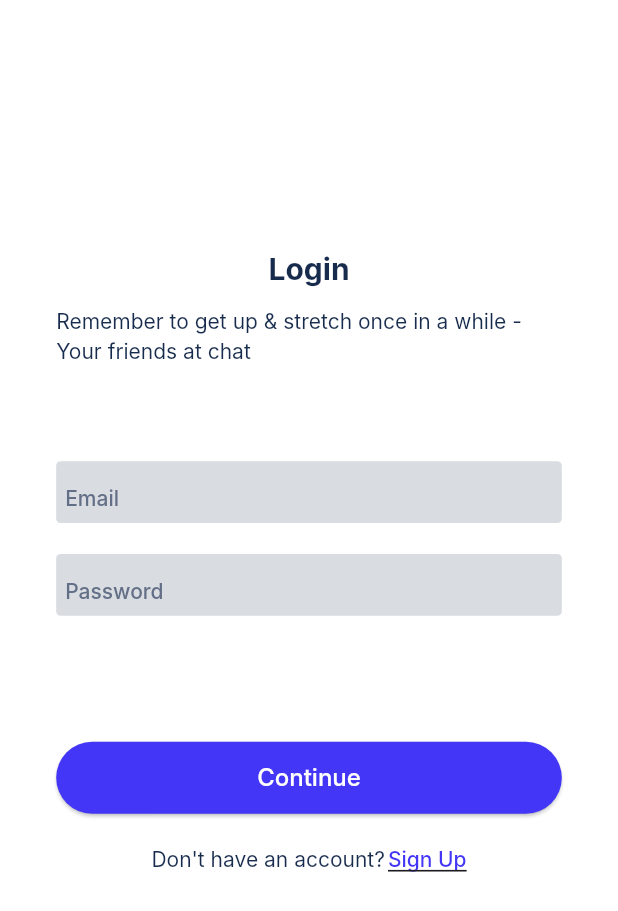
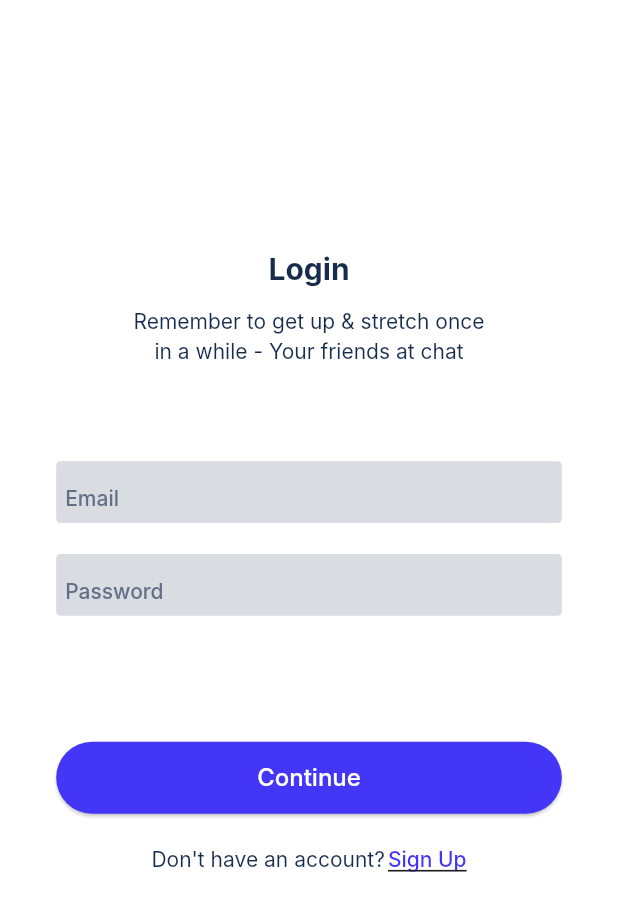
Before and after one commit to diilshadkt/chateo, a Flutter app: the screen it shows after launch, after a tap on "Log In", on a phone screen of 412 x 824 dp. Shown: the top 911 px of the screen. Run offline on Flutter 3.47's test engine with Material 3 defaults, Android fonts, the phone set to English and light mode, and no system bars; our stand-ins replace firebase_auth, firebase_core, flutter_hooks, flutter_riverpod, go_router, hooks_riverpod and 1 more; accounts and stored records are empty; generated files the repository leaves out were written again; Roboto replaces fonts that are missing (Inter).

```diff
--- a/lib/features/auth/view/pages/login_page.dart
+++ b/lib/features/auth/view/pages/login_page.dart
@@ -2,9 +2,7 @@ import 'package:chateo/core/constants/constants.dart';
 import 'package:chateo/core/themes/app_theme.dart';
 import 'package:chateo/core/widgets/button_widget.dart';
 import 'package:chateo/core/widgets/textfield_widget.dart';
-import 'package:chateo/features/auth/view/pages/login_page.dart';
 import 'package:chateo/features/auth/view/pages/signup_page.dart';
-import 'package:chateo/features/auth/view/widgets/textfield_widget.dart';
 import 'package:flutter/material.dart';
 import 'package:flutter_riverpod/flutter_riverpod.dart';
 
@@ -37,9 +35,14 @@ class LoginPage extends ConsumerWidget {
                 SizedBox(
                   height: MediaQuery.sizeOf(context).height / 80,
                 ),
-                Text(
-                  constants.txtLoginSubHeading,
-                  style: typography.h100.copyWith(color: colors.text),
+                Padding(
+                  padding: EdgeInsets.symmetric(
+                      horizontal: MediaQuery.sizeOf(context).width / 8),
+                  child: Text(
+                    textAlign: TextAlign.center,
+                    constants.txtLoginSubHeading,
+                    style: typography.h100.copyWith(color: colors.text),
+                  ),
                 ),
                 SizedBox(
                   height: MediaQuery.sizeOf(context).height / 13,
--- a/lib/features/auth/view/pages/signup_page.dart
+++ b/lib/features/auth/view/pages/signup_page.dart
@@ -3,7 +3,6 @@ import 'package:chateo/core/themes/app_theme.dart';
 import 'package:chateo/core/widgets/button_widget.dart';
 import 'package:chateo/core/widgets/textfield_widget.dart';
 import 'package:chateo/features/auth/view/pages/login_page.dart';
-import 'package:chateo/features/auth/view/widgets/textfield_widget.dart';
 import 'package:flutter/material.dart';
 import 'package:flutter_riverpod/flutter_riverpod.dart';
 
```
Also changed, not shown: lib/features/auth/view/pages/forgot_password_page.dart (added, +12 -0 lines), lib/features/auth/view/widgets/forgot_password_widget.dart (added, +21 -0 lines), lib/features/auth/view/widgets/textfield_widget.dart (deleted, +0 -44 lines).
